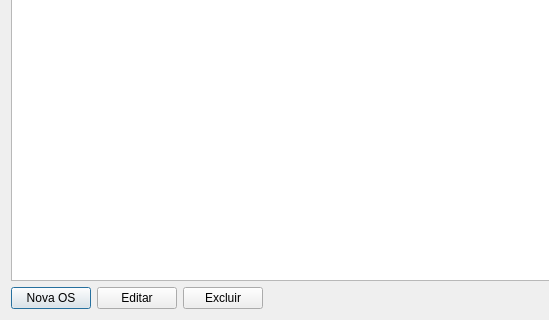
Old version of the form ui/ordens_servico.ui in the repository viniciusbassio/EWE-AUTO; both pictures show x 0 to 549 and y 280 to 600 of the 980 by 600 pixel window.
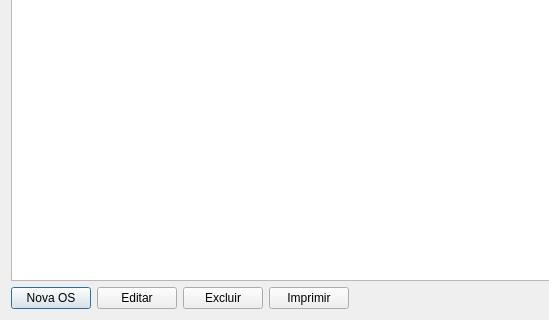
New version of the form.

Commit message: feat: adiciona geração e impressão de ordens de serviço

What changed in the file:
```diff
--- a/ui/ordens_servico.ui
+++ b/ui/ordens_servico.ui
@@ -123,6 +123,14 @@
       </widget>
      </item>
 
+     <item>
+      <widget class="QPushButton" name="btnImprimir">
+       <property name="text">
+        <string>Imprimir</string>
+       </property>
+      </widget>
+     </item>
+
      <item>
       <spacer name="horizontalSpacer">
        <property name="orientation">
```
The commit also changes 2 other files.
